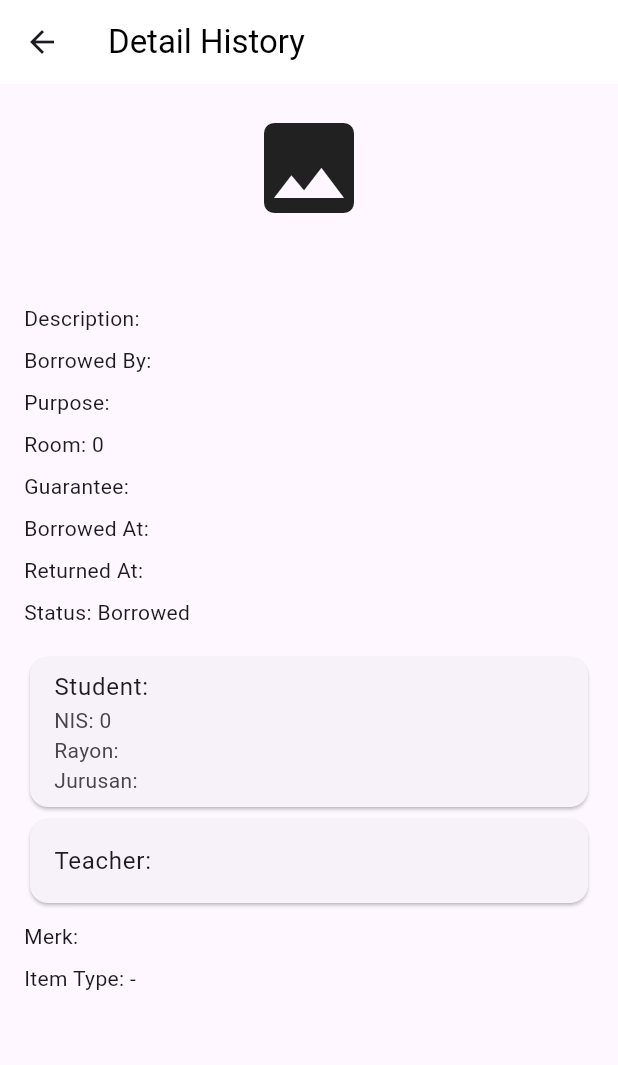
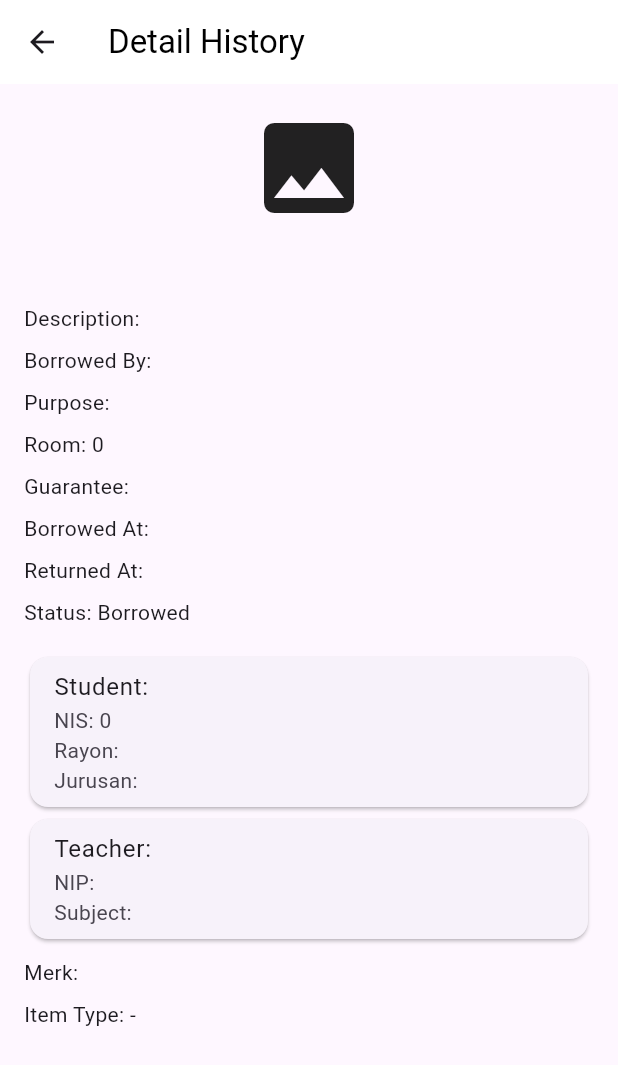
Before and after one commit to FadhlanSutendi/Mobile, a Flutter app: the DetailHistoryPage screen opened directly with empty values, on a phone screen of 412 x 824 dp. Shown: the top 1065 px of the screen. Run offline on Flutter 3.47's test engine with Material 3 defaults, Android fonts, the phone set to English and light mode, and no system bars; our stand-ins replace dio, fl_chart, flutter_image_compress, get, google_fonts, image_picker; missing offline and left inert: mobile_scanner; network calls fail.

Commit message:
barcode2

```diff
--- a/lib/presentation/history/detail_history_page.dart
+++ b/lib/presentation/history/detail_history_page.dart
@@ -1,5 +1,6 @@
 import 'package:flutter/material.dart';
 import 'models/history_models.dart';
+import '../../core/api/app_api.dart';
 
 class DetailHistoryPage extends StatelessWidget {
   final HistoryItem item;
@@ -10,12 +11,15 @@ class DetailHistoryPage extends StatelessWidget {
     final unitItem = item.unitItem;
     final subItem = unitItem?['sub_item'] ?? {};
     final itemType = subItem['item'] ?? {};
-    final major = subItem['major'] ?? {};
-    final student = unitItem?['student'] ?? {};
-    final nis = student['nis'] ?? '';
+    final student = item.student ?? {};
+    final teacher = item.teacher ?? {}; // Ambil dari root HistoryItem jika ada
+    final nis = student['nis']?.toString() ?? '';
     final rayon = student['rayon'] ?? '';
-    final jurusan = major['name'] ?? '';
-    final qrcodeUrl = unitItem?['qrcode'] ?? '';
+    final jurusan = student['major']?['name'] ?? '';
+    final qrcodeUrl = (unitItem?['qrcode'] ?? '').replaceFirst(
+      'http://localhost:8000',
+      AppApi.imagePath.replaceFirst('/storage/', ''),
+    );
 
     return Scaffold(
       appBar: AppBar(
@@ -31,7 +35,7 @@ class DetailHistoryPage extends StatelessWidget {
             if (item.image != null)
               Center(
                 child: Image.network(
-                  'https://55d0909b17e1.ngrok-free.app/storage/${item.image}',
+                  '${AppApi.imagePath}${item.image}',
                   height: 180,
                   fit: BoxFit.cover,
                   errorBuilder: (_, __, ___) => Icon(Icons.image, size: 80),
@@ -57,12 +61,12 @@ class DetailHistoryPage extends StatelessWidget {
             SizedBox(height: 8),
             Text('Returned At: ${item.returnedAt ?? '-'}'),
             SizedBox(height: 8),
-            Text('Status: ${item.status ? "Returned" : "Borrowed"}'),
+            Text('Status: ${item.status == "returned" ? "Returned" : "Borrowed"}'),
             SizedBox(height: 16),
-            if (item.studentName != null)
+            if (student.isNotEmpty)
               Card(
                 child: ListTile(
-                  title: Text('Student: ${item.studentName}'),
+                  title: Text('Student: ${student['name'] ?? '-'}'),
                   subtitle: Column(
                     crossAxisAlignment: CrossAxisAlignment.start,
                     children: [
@@ -73,11 +77,18 @@ class DetailHistoryPage extends StatelessWidget {
                   ),
                 ),
               ),
-            if (item.teacherName != null)
+            if (teacher.isNotEmpty)
               Card(
                 child: ListTile(
-                  title: Text('Teacher: ${item.teacherName}'),
-                  // Add more teacher fields if needed
+                  title: Text('Teacher: ${teacher['name'] ?? '-'}'),
+                  subtitle: Column(
+                    crossAxisAlignment: CrossAxisAlignment.start,
+                    children: [
+                      if (teacher['nip'] != null) Text('NIP: ${teacher['nip']}'),
+                      if (teacher['subject'] != null) Text('Subject: ${teacher['subject']}'),
+                      // Tambahkan field lain sesuai struktur API teacher
+                    ],
+                  ),
                 ),
               ),
             SizedBox(height: 8),
@@ -85,7 +96,7 @@ class DetailHistoryPage extends StatelessWidget {
             SizedBox(height: 8),
             Text('Item Type: ${itemType['name'] ?? '-'}'),
             SizedBox(height: 8),
-            if (qrcodeUrl != '')
+            if (qrcodeUrl.isNotEmpty)
               Column(
                 crossAxisAlignment: CrossAxisAlignment.start,
                 children: [
@@ -93,7 +104,7 @@ class DetailHistoryPage extends StatelessWidget {
                   SizedBox(height: 8),
                   Center(
                     child: Image.network(
-                      qrcodeUrl.replaceFirst('http://localhost:8000', 'https://55d0909b17e1.ngrok-free.app'),
+                      qrcodeUrl,
                       height: 120,
                       errorBuilder: (_, __, ___) => Icon(Icons.qr_code, size: 80),
                     ),
--- a/lib/presentation/history/models/history_models.dart
+++ b/lib/presentation/history/models/history_models.dart
@@ -14,6 +14,8 @@ class HistoryItem {
   final String itemType;
   final String merk;
   final Map<String, dynamic>? unitItem; // Add this field
+  final Map<String, dynamic>? student; // Tambahkan field student
+  final Map<String, dynamic>? teacher; // Tambahkan field teacher
 
   HistoryItem({
     required this.id,
@@ -31,6 +33,8 @@ class HistoryItem {
     required this.itemType,
     required this.merk,
     this.unitItem,
+    this.student, // Tambahkan di konstruktor
+    this.teacher, // Tambahkan di konstruktor
   });
 
   factory HistoryItem.fromJson(Map<String, dynamic> json) {
@@ -53,6 +57,8 @@ class HistoryItem {
       itemType: item['name'] ?? '',
       merk: subItem['merk'] ?? '',
       unitItem: unitItem, // Store the full unit_item map
+      student: json['student'], // Ambil dari root objek
+      teacher: json['teacher'], // Ambil dari root objek
     );
   }
 }
```
